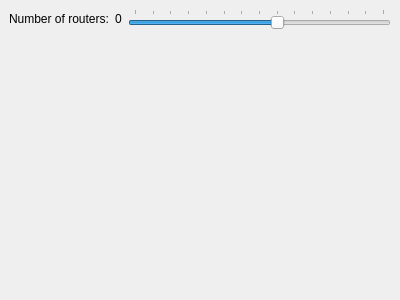
rutsky/semester09, file Computer_networks/p2p/src/forms/main_dockable_panel.ui: the form before one commit.
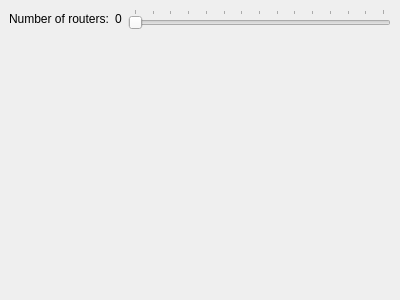
The form after the commit.

```diff
--- a/Computer_networks/p2p/src/forms/main_dockable_panel.ui
+++ b/Computer_networks/p2p/src/forms/main_dockable_panel.ui
@@ -39,9 +39,6 @@
         <property name="maximum">
          <number>16</number>
         </property>
-        <property name="value">
-         <number>10</number>
-        </property>
         <property name="orientation">
          <enum>Qt::Horizontal</enum>
         </property>
```
